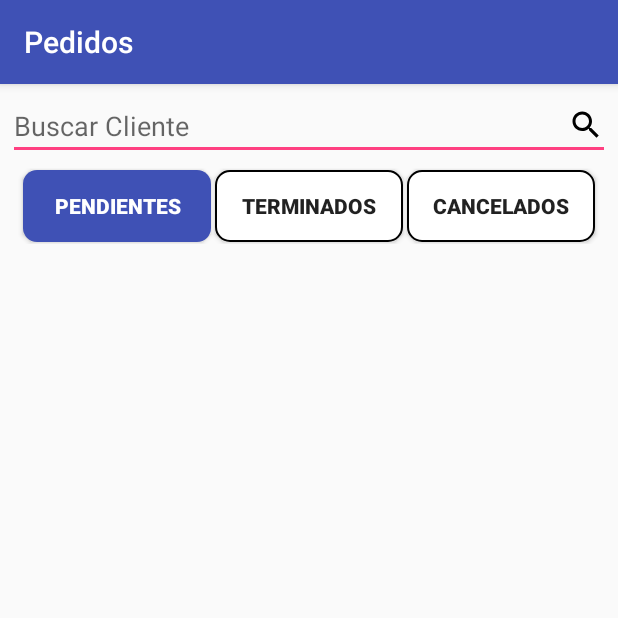
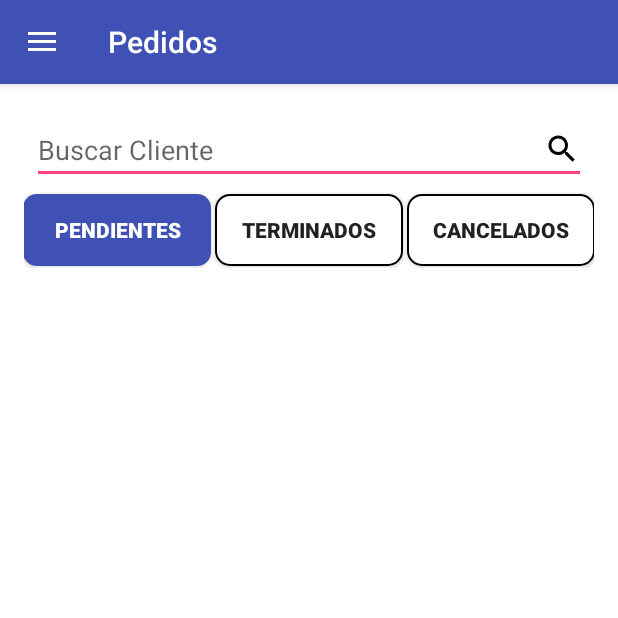
Before and after one commit to rtv313/AndroidBakeryApp, an Android app: the ActivityWithMenu screen opened directly, with no data from a screen before it, after a tap on "Pedidos", on a phone screen of 412 x 824 dp, the top half of it. Run offline under Robolectric (Android 15) with nearby library versions, the light colour scheme and no system bars; 2 other taps on this screen came first.

Commit message:
Menu integrated to orders

```diff
--- a/app/src/main/AndroidManifest.xml
+++ b/app/src/main/AndroidManifest.xml
@@ -44,7 +44,7 @@
         </service>
 
         <activity
-            android:name=".MenuTutorial"
+            android:name=".ActivityWithMenu"
             android:label="@string/title_activity_menu_tutorial"
             android:theme="@style/AppTheme"></activity>
     </application>
--- a/app/src/main/java/com/example/usuario/bakery91/MenuTutorial.java
+++ b/app/src/main/java/com/example/usuario/bakery91/ActivityWithMenu.java
@@ -63,26 +63,27 @@ class MenuOption
     }
 }
 
-public class MenuTutorial extends AppCompatActivity {
+public class ActivityWithMenu extends AppCompatActivity {
     private ListView mDrawerList;
     private DrawerLayout mDrawerLayout;
-    private MyAdapterMenu[] mAdapter;
     private ActionBarDrawerToggle mDrawerToggle;
-    private String mActivityTitle;
+    protected int layout = R.layout.activity_menu_tutorial;
+    protected String menuTitle;
     MenuOption[] menuOptions = new MenuOption[4];
     @Override
     protected void onCreate(Bundle savedInstanceState) {
+
         super.onCreate(savedInstanceState);
-        setContentView(R.layout.activity_menu_tutorial);
+        setContentView(layout);
 
-        mDrawerList = (ListView)findViewById(R.id.navList);
-        mDrawerLayout = (DrawerLayout)findViewById(R.id.drawer_layout);
-        mActivityTitle = getTitle().toString();
+        mDrawerList = findViewById(R.id.navList);
+        mDrawerLayout = findViewById(R.id.drawer_layout);
+
 
         addDrawerItems();
         setupDrawer();
 
-        getSupportActionBar().setTitle("Menu Test");
+        getSupportActionBar().setTitle(menuTitle);
         getSupportActionBar().setDisplayHomeAsUpEnabled(true);
         getSupportActionBar().setHomeButtonEnabled(true);
     }
@@ -91,8 +92,8 @@ public class MenuTutorial extends AppCompatActivity {
 
         MenuOption  mainMenu = new MenuOption("Menu Principal",MainActivity.class,R.drawable.ic_home);
         MenuOption  orders = new MenuOption("Pedidos",OrdersClients.class,R.drawable.ic_orders);
-        MenuOption  products = new MenuOption("Productos",MenuTutorial.class,R.drawable.ic_products);
-        MenuOption  salesData = new MenuOption("Datos de ventas",MenuTutorial.class,R.drawable.ic_data);
+        MenuOption  products = new MenuOption("Productos",ActivityWithMenu.class,R.drawable.ic_products);
+        MenuOption  salesData = new MenuOption("Datos de ventas",ActivityWithMenu.class,R.drawable.ic_data);
 
         menuOptions[0] = mainMenu;
         menuOptions[1] = orders;
@@ -105,7 +106,7 @@ public class MenuTutorial extends AppCompatActivity {
             @Override
             public void onItemClick(AdapterView<?> parent, View view, int position, long id) {
                 Class<?> targetActivity = menuOptions[position].getActivityName();
-                Intent intent = new Intent(MenuTutorial.this, targetActivity);
+                Intent intent = new Intent(ActivityWithMenu.this, targetActivity);
                 startActivity(intent);
             }
         });
@@ -117,14 +118,12 @@ public class MenuTutorial extends AppCompatActivity {
             /** Called when a drawer has settled in a completely open state. */
             public void onDrawerOpened(View drawerView) {
                 super.onDrawerOpened(drawerView);
-                getSupportActionBar().setTitle("Menu Panaderia91 App");
                 invalidateOptionsMenu(); // creates call to onPrepareOptionsMenu()
             }
 
             /** Called when a drawer has settled in a completely closed state. */
             public void onDrawerClosed(View view) {
                 super.onDrawerClosed(view);
-                getSupportActionBar().setTitle(mActivityTitle);
                 invalidateOptionsMenu(); // creates call to onPrepareOptionsMenu()
             }
         };
--- a/app/src/main/java/com/example/usuario/bakery91/MainActivity.java
+++ b/app/src/main/java/com/example/usuario/bakery91/MainActivity.java
@@ -42,7 +42,7 @@ public class MainActivity extends AppCompatActivity {
             @Override
             public void onClick(View v) {
                 Toast.makeText(MainActivity.this,"Datos de ventas Menu",Toast.LENGTH_LONG).show();
-                Intent intent = new Intent(MainActivity.this, MenuTutorial.class);
+                Intent intent = new Intent(MainActivity.this, ActivityWithMenu.class);
                 startActivity(intent);
             }
         });
--- a/app/src/main/java/com/example/usuario/bakery91/OrdersClients.java
+++ b/app/src/main/java/com/example/usuario/bakery91/OrdersClients.java
@@ -3,7 +3,6 @@ import android.app.ProgressDialog;
 import android.content.Context;
 import android.content.Intent;
 import android.graphics.Color;
-import android.support.v7.app.AppCompatActivity;
 import android.os.Bundle;
 import android.text.Editable;
 import android.text.TextWatcher;
@@ -22,7 +21,7 @@ import android.widget.Toast;
 
 import java.util.ArrayList;
 
-public class OrdersClients extends AppCompatActivity implements OnItemClickListener{
+public class OrdersClients extends ActivityWithMenu implements OnItemClickListener{
     public enum List_Status {PENDIENTE,CANCELADO,TERMINADO}
     ListView orders;
     ProgressDialog dialog;
@@ -32,11 +31,9 @@ public class OrdersClients extends AppCompatActivity implements OnItemClickListe
 
     @Override
     protected void onCreate(Bundle savedInstanceState) {
+        layout = R.layout.activity_orders_clients_menu;
+        menuTitle = "Pedidos";
         super.onCreate(savedInstanceState);
-        setContentView(R.layout.activity_orders_clients);
-
-        getSupportActionBar().setTitle("Pedidos");
-
 
         Button buttonPending = (Button)findViewById(R.id.btnPending);
         Button buttonFinished = (Button)findViewById(R.id.btnFinished);
@@ -172,6 +169,9 @@ public class OrdersClients extends AppCompatActivity implements OnItemClickListe
         orders.setOnItemClickListener(OrdersClients.this);
     }
 }
+
+
+
 // My Adapter
 class MyAdapter extends BaseAdapter{
 
--- /dev/null
+++ b/app/src/main/res/layout/activity_orders_clients_menu.xml
@@ -0,0 +1,96 @@
+<?xml version="1.0" encoding="utf-8"?>
+<android.support.v4.widget.DrawerLayout xmlns:android="http://schemas.android.com/apk/res/android"
+    xmlns:tools="http://schemas.android.com/tools"
+    android:id="@+id/drawer_layout"
+    android:layout_width="match_parent"
+    android:layout_height="match_parent">
+
+    <!-- The first child in the layout is for the main Activity UI-->
+    <RelativeLayout
+        android:layout_width="match_parent"
+        android:layout_height="match_parent"
+        android:background="#ffffffff"
+        android:paddingBottom="@dimen/activity_vertical_margin"
+        android:paddingLeft="@dimen/activity_horizontal_margin"
+        android:paddingRight="@dimen/activity_horizontal_margin"
+        android:paddingTop="@dimen/activity_vertical_margin"
+        tools:context=".MainActivity">
+
+        <LinearLayout xmlns:android="http://schemas.android.com/apk/res/android"
+            xmlns:app="http://schemas.android.com/apk/res-auto"
+            xmlns:tools="http://schemas.android.com/tools"
+            android:layout_width="match_parent"
+            android:layout_height="match_parent"
+            android:orientation="vertical"
+            tools:context=".OrdersClients">
+
+
+            <LinearLayout
+                android:layout_width="match_parent"
+                android:layout_height="wrap_content"
+                android:gravity="center"
+                android:orientation="vertical">
+
+                <EditText
+                    android:id="@+id/searchText"
+                    android:layout_width="fill_parent"
+                    android:layout_height="wrap_content"
+                    android:layout_margin="5dp"
+                    android:drawableRight="@drawable/ic_search"
+                    android:hint="Buscar Cliente"
+                    android:imeOptions="actionSearch"
+                    android:inputType="text"
+                    android:text="" />
+
+                <LinearLayout
+                    android:layout_width="match_parent"
+                    android:layout_height="wrap_content"
+                    android:gravity="center"
+                    android:orientation="horizontal">
+
+                    <Button
+                        android:id="@+id/btnPending"
+                        android:layout_width="125dp"
+                        android:layout_height="wrap_content"
+                        android:layout_margin="1dp"
+                        android:background="@drawable/button_bg"
+                        android:text="Pendientes"
+                        android:textStyle="bold" />
+
+                    <Button
+                        android:id="@+id/btnFinished"
+                        android:layout_width="125dp"
+                        android:layout_height="wrap_content"
+                        android:layout_margin="1dp"
+                        android:background="@drawable/button_bg"
+                        android:text="Terminados"
+                        android:textStyle="bold" />
+
+                    <Button
+                        android:id="@+id/btnCancel"
+                        android:layout_width="125dp"
+                        android:layout_height="wrap_content"
+                        android:layout_margin="1dp"
+                        android:background="@drawable/button_bg"
+                        android:text="Cancelados"
+                        android:textStyle="bold" />
+                </LinearLayout>
+
+                <ListView
+                    android:id="@+id/orders_list"
+                    android:layout_width="match_parent"
+                    android:layout_height="wrap_content"
+                    android:layout_marginTop="10dp"></ListView>
+            </LinearLayout>
+        </LinearLayout>
+    </RelativeLayout>
+
+    <!-- Side navigation drawer UI -->
+    <ListView
+        android:id="@+id/navList"
+        android:layout_width="230dp"
+        android:layout_height="match_parent"
+        android:layout_gravity="left|start"
+        android:background="#ffeeeeee" />
+
+</android.support.v4.widget.DrawerLayout>
```
